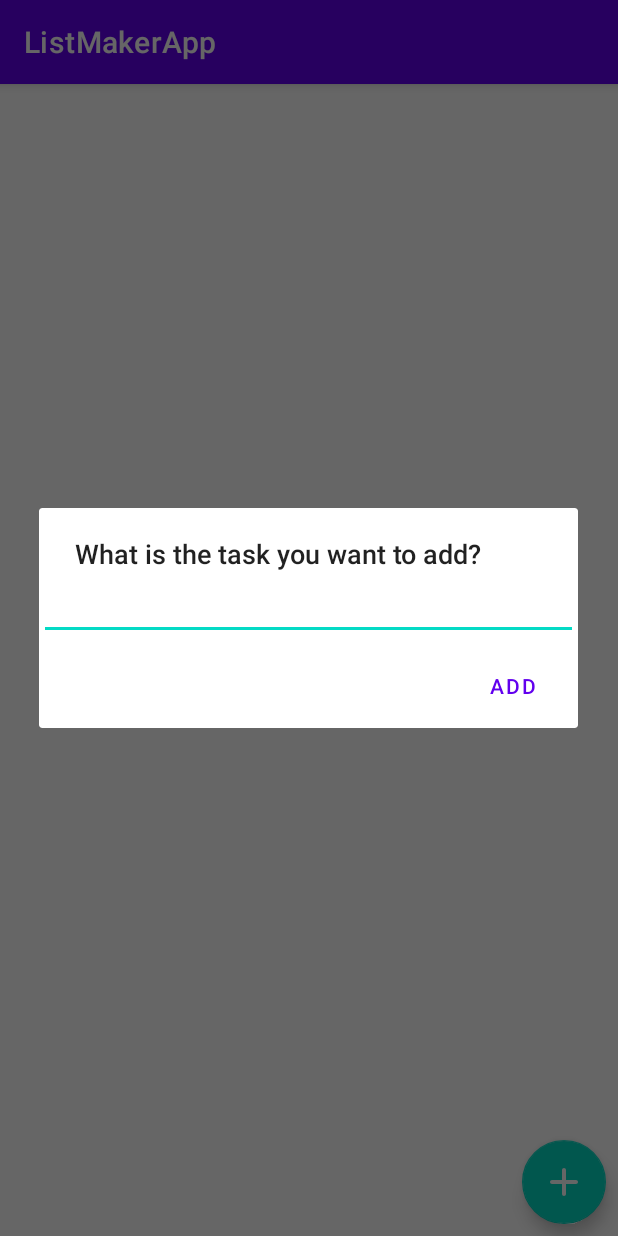
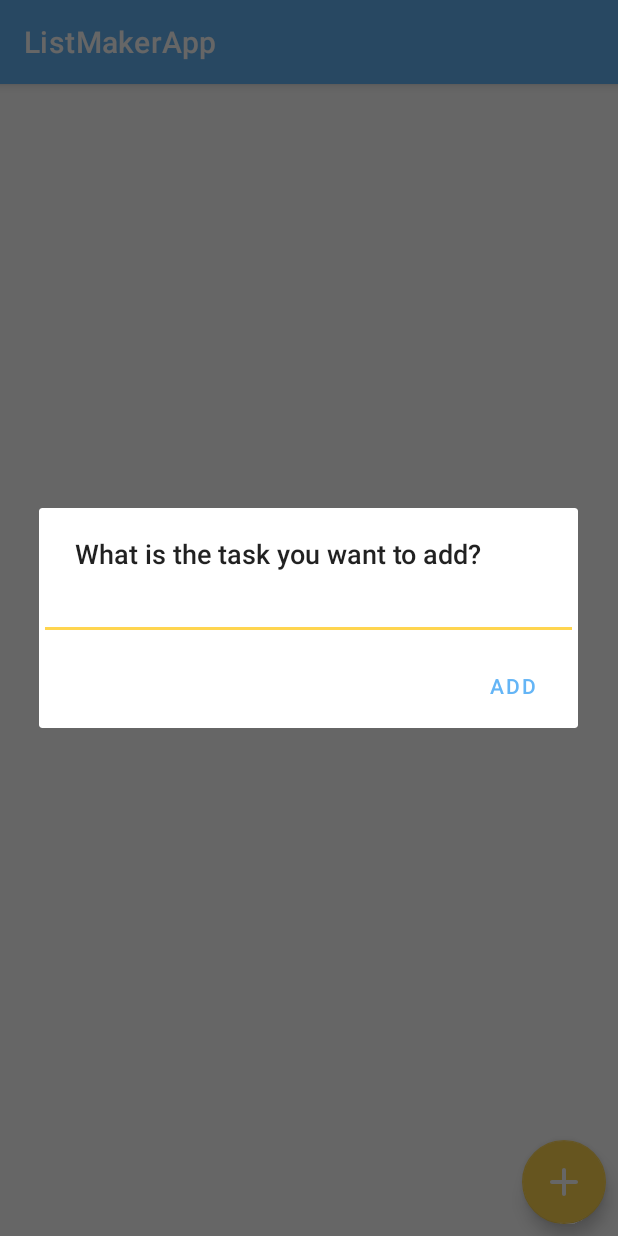
Before and after one commit to LinqCod/ListMakerApp, an Android app: the ListDetailActivity screen opened directly, with no data from a screen before it, after a tap on an icon or button, on a phone screen of 412 x 824 dp. Run offline under Robolectric (Android 15) with nearby library versions, the phone set to English and light mode, and no system bars; 5 statements that could not run were skipped.

Commit message:
colors added

```diff
--- a/app/src/main/res/layout-xlarge/main_activity.xml
+++ b/app/src/main/res/layout-xlarge/main_activity.xml
@@ -41,7 +41,7 @@
         android:layout_height="wrap_content"
         android:layout_margin="8dp"
         android:src="@drawable/ic_add_24"
-        app:tint="@color/white"
+        app:tint="@android:color/white"
         app:maxImageSize="32dp"
         android:layout_gravity="bottom|end"
         app:layout_constraintBottom_toBottomOf="parent"
--- a/app/src/main/res/layout/list_detail_activity.xml
+++ b/app/src/main/res/layout/list_detail_activity.xml
@@ -13,7 +13,7 @@
         android:layout_height="wrap_content"
         android:layout_margin="8dp"
         android:src="@drawable/ic_add_24"
-        app:tint="@color/white"
+        app:tint="@android:color/white"
         app:maxImageSize="32dp"
         android:layout_gravity="bottom|end"/>
 
--- a/app/src/main/res/layout/main_activity.xml
+++ b/app/src/main/res/layout/main_activity.xml
@@ -13,7 +13,7 @@
         android:layout_height="wrap_content"
         android:layout_margin="8dp"
         android:src="@drawable/ic_add_24"
-        app:tint="@color/white"
+        app:tint="@android:color/white"
         app:maxImageSize="32dp"
         android:layout_gravity="bottom|end"/>
 
--- a/app/src/main/res/values-night/themes.xml
+++ b/app/src/main/res/values-night/themes.xml
@@ -2,13 +2,13 @@
     <!-- Base application theme. -->
     <style name="Theme.ListMakerApp" parent="Theme.MaterialComponents.DayNight.DarkActionBar">
         <!-- Primary brand color. -->
-        <item name="colorPrimary">@color/purple_200</item>
-        <item name="colorPrimaryVariant">@color/purple_700</item>
-        <item name="colorOnPrimary">@color/black</item>
+        <item name="colorPrimary">@color/primaryColor</item>
+        <item name="colorPrimaryVariant">@color/primaryDarkColor</item>
+        <item name="colorOnPrimary">@color/primaryLightColor</item>
         <!-- Secondary brand color. -->
-        <item name="colorSecondary">@color/teal_200</item>
-        <item name="colorSecondaryVariant">@color/teal_200</item>
-        <item name="colorOnSecondary">@color/black</item>
+        <item name="colorSecondary">@color/secondaryColor</item>
+        <item name="colorSecondaryVariant">@color/secondaryDarkColor</item>
+        <item name="colorOnSecondary">@color/secondaryLightColor</item>
         <!-- Status bar color. -->
         <item name="android:statusBarColor" tools:targetApi="l">?attr/colorPrimaryVariant</item>
         <!-- Customize your theme here. -->
--- a/app/src/main/res/values/colors.xml
+++ b/app/src/main/res/values/colors.xml
@@ -1,10 +1,11 @@
-<?xml version="1.0" encoding="utf-8"?>
+<!--?xml version="1.0" encoding="UTF-8"?-->
 <resources>
-    <color name="purple_200">#FFBB86FC</color>
-    <color name="purple_500">#FF6200EE</color>
-    <color name="purple_700">#FF3700B3</color>
-    <color name="teal_200">#FF03DAC5</color>
-    <color name="teal_700">#FF018786</color>
-    <color name="black">#FF000000</color>
-    <color name="white">#FFFFFFFF</color>
+  <color name="primaryColor">#64b5f6</color>
+  <color name="primaryLightColor">#9be7ff</color>
+  <color name="primaryDarkColor">#2286c3</color>
+  <color name="secondaryColor">#ffd54f</color>
+  <color name="secondaryLightColor">#ffff81</color>
+  <color name="secondaryDarkColor">#c8a415</color>
+  <color name="primaryTextColor">#000000</color>
+  <color name="secondaryTextColor">#000000</color>
 </resources>
--- a/app/src/main/res/values/themes.xml
+++ b/app/src/main/res/values/themes.xml
@@ -2,13 +2,13 @@
     <!-- Base application theme. -->
     <style name="Theme.ListMakerApp" parent="Theme.MaterialComponents.DayNight.DarkActionBar">
         <!-- Primary brand color. -->
-        <item name="colorPrimary">@color/purple_500</item>
-        <item name="colorPrimaryVariant">@color/purple_700</item>
-        <item name="colorOnPrimary">@color/white</item>
+        <item name="colorPrimary">@color/primaryColor</item>
+        <item name="colorPrimaryVariant">@color/primaryDarkColor</item>
+        <item name="colorOnPrimary">@color/primaryLightColor</item>
         <!-- Secondary brand color. -->
-        <item name="colorSecondary">@color/teal_200</item>
-        <item name="colorSecondaryVariant">@color/teal_700</item>
-        <item name="colorOnSecondary">@color/black</item>
+        <item name="colorSecondary">@color/secondaryColor</item>
+        <item name="colorSecondaryVariant">@color/secondaryDarkColor</item>
+        <item name="colorOnSecondary">@color/secondaryLightColor</item>
         <!-- Status bar color. -->
         <item name="android:statusBarColor" tools:targetApi="l">?attr/colorPrimaryVariant</item>
         <!-- Customize your theme here. -->
```
